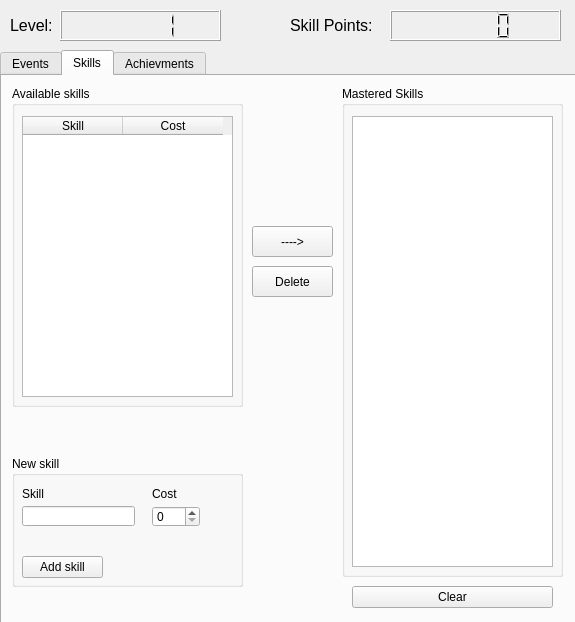
Above: mainwindow.ui from Jakski/rpg-organizer before the change. Below: the same form after it.
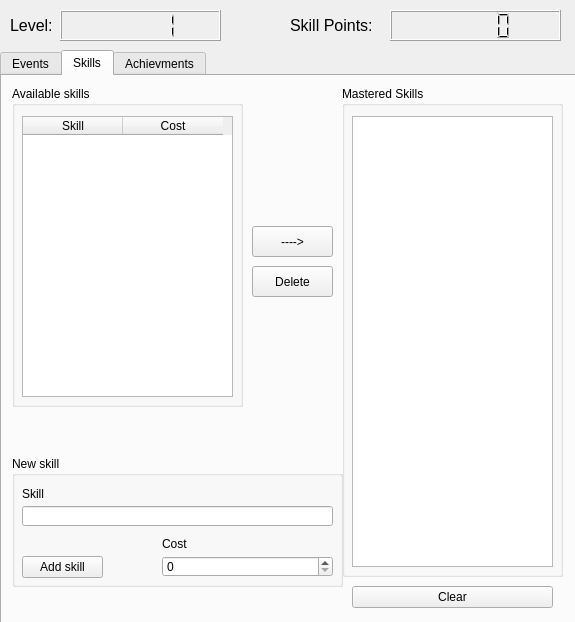
That is the form after the change. The open tabs and pages were chosen to show the change.

What changed in the file:
```diff
--- a/mainwindow.ui
+++ b/mainwindow.ui
@@ -259,7 +259,7 @@
        <rect>
         <x>10</x>
         <y>380</y>
-        <width>231</width>
+        <width>331</width>
         <height>131</height>
        </rect>
       </property>
@@ -271,7 +271,7 @@
         <rect>
          <x>10</x>
          <y>50</y>
-         <width>113</width>
+         <width>311</width>
          <height>20</height>
         </rect>
        </property>
@@ -292,8 +292,8 @@
       <widget class="QLabel" name="label_4">
        <property name="geometry">
         <rect>
-         <x>140</x>
-         <y>30</y>
+         <x>150</x>
+         <y>80</y>
          <width>41</width>
          <height>16</height>
         </rect>
@@ -305,9 +305,9 @@
       <widget class="QSpinBox" name="spinBox">
        <property name="geometry">
         <rect>
-         <x>140</x>
-         <y>50</y>
-         <width>48</width>
+         <x>150</x>
+         <y>100</y>
+         <width>171</width>
          <height>21</height>
         </rect>
        </property>
```
Left out of the diff: 29 changed lines with no effect on the pictures.
